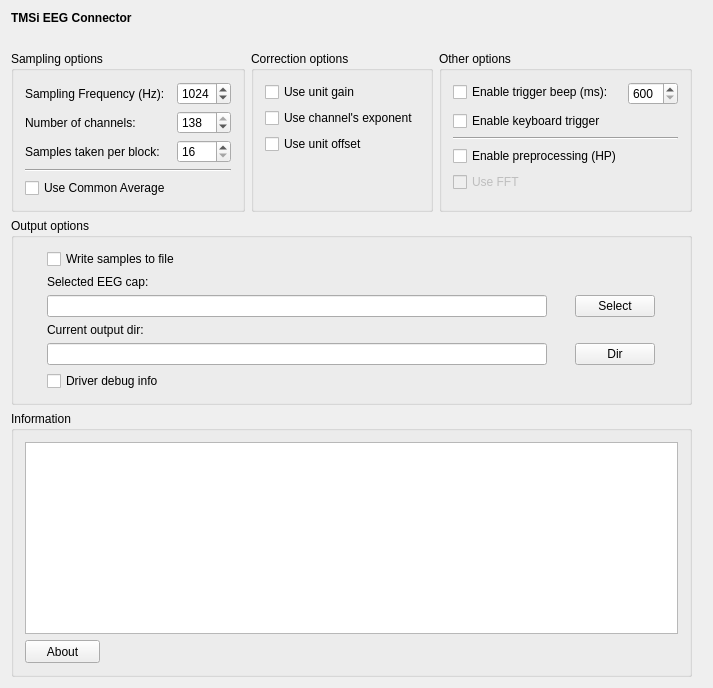
mne-tools/mne-cpp, file applications/mne_x/plugins/tmsi/FormFiles/tmsisetup.ui: the form before one commit.
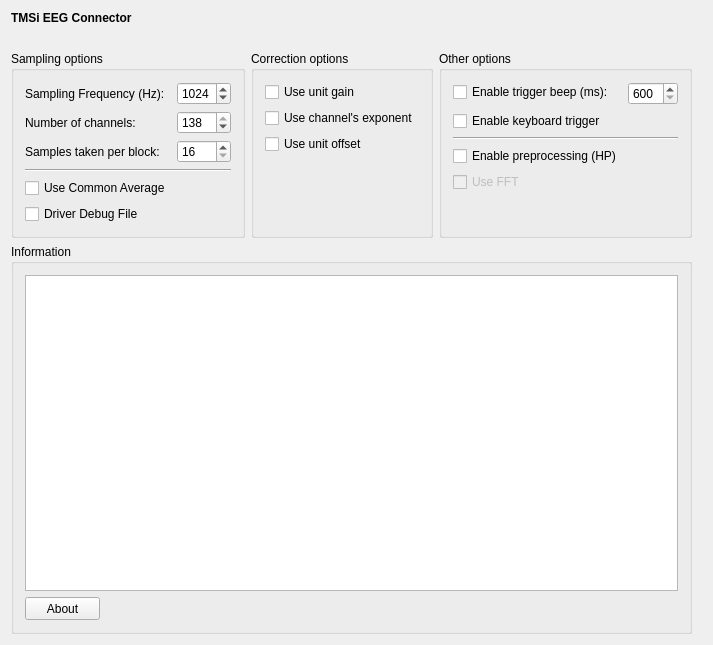
The form after the commit.

Commit message: - started to reimplement the write to file functionality for the TMSI plugin

```diff
--- a/applications/mne_x/plugins/tmsi/FormFiles/tmsisetup.ui
+++ b/applications/mne_x/plugins/tmsi/FormFiles/tmsisetup.ui
@@ -44,10 +44,23 @@
     </spacer>
    </item>
    <item>
-    <layout class="QGridLayout" name="m_qGridLayout_main" rowstretch="0,0,0" columnstretch="0,0,0,0,0">
+    <layout class="QGridLayout" name="m_qGridLayout_main" rowstretch="0,0" columnstretch="0,0,0,0,0">
      <property name="spacing">
       <number>6</number>
      </property>
+     <item row="0" column="4" rowspan="2">
+      <spacer name="horizontalSpacer">
+       <property name="orientation">
+        <enum>Qt::Horizontal</enum>
+       </property>
+       <property name="sizeHint" stdset="0">
+        <size>
+         <width>40</width>
+         <height>20</height>
+        </size>
+       </property>
+      </spacer>
+     </item>
      <item row="0" column="0" colspan="2">
       <widget class="QGroupBox" name="m_qGroupBox_SamplingOptions">
        <property name="sizePolicy">
@@ -164,22 +177,16 @@
           </property>
          </widget>
         </item>
+        <item row="5" column="0">
+         <widget class="QCheckBox" name="m_checkBox_WriteDriverDebugToFile">
+          <property name="text">
+           <string>Driver Debug File</string>
+          </property>
+         </widget>
+        </item>
        </layout>
       </widget>
      </item>
-     <item row="0" column="4" rowspan="3">
-      <spacer name="horizontalSpacer">
-       <property name="orientation">
-        <enum>Qt::Horizontal</enum>
-       </property>
-       <property name="sizeHint" stdset="0">
-        <size>
-         <width>40</width>
-         <height>20</height>
-        </size>
-       </property>
-      </spacer>
-     </item>
      <item row="0" column="3">
       <widget class="QGroupBox" name="m_qGroupBox_OtherOptions">
        <property name="title">
@@ -280,155 +287,6 @@
       </widget>
      </item>
      <item row="1" column="0" colspan="4">
-      <widget class="QGroupBox" name="m_qGroupBox_WriteToFile">
-       <property name="sizePolicy">
-        <sizepolicy hsizetype="Preferred" vsizetype="Preferred">
-         <horstretch>0</horstretch>
-         <verstretch>0</verstretch>
-        </sizepolicy>
-       </property>
-       <property name="minimumSize">
-        <size>
-         <width>0</width>
-         <height>0</height>
-        </size>
-       </property>
-       <property name="maximumSize">
-        <size>
-         <width>16777215</width>
-         <height>16777215</height>
-        </size>
-       </property>
-       <property name="title">
-        <string>Output options</string>
-       </property>
-       <layout class="QGridLayout" name="gridLayout">
-        <item row="0" column="0">
-         <widget class="QCheckBox" name="m_checkBox_WriteToFile">
-          <property name="text">
-           <string>Write samples to file</string>
-          </property>
-         </widget>
-        </item>
-        <item row="1" column="0">
-         <widget class="QLabel" name="m_qLabel_EEGHat">
-          <property name="maximumSize">
-           <size>
-            <width>500</width>
-            <height>16777215</height>
-           </size>
-          </property>
-          <property name="text">
-           <string>Selected EEG cap:</string>
-          </property>
-         </widget>
-        </item>
-        <item row="2" column="0">
-         <widget class="QLineEdit" name="m_lineEdit_CurrentEEGHat">
-          <property name="sizePolicy">
-           <sizepolicy hsizetype="Preferred" vsizetype="Preferred">
-            <horstretch>0</horstretch>
-            <verstretch>0</verstretch>
-           </sizepolicy>
-          </property>
-          <property name="minimumSize">
-           <size>
-            <width>0</width>
-            <height>0</height>
-           </size>
-          </property>
-          <property name="maximumSize">
-           <size>
-            <width>16777215</width>
-            <height>16777215</height>
-           </size>
-          </property>
-         </widget>
-        </item>
-        <item row="2" column="1">
-         <widget class="QPushButton" name="m_pushButton_ChangeEEGHatDir">
-          <property name="sizePolicy">
-           <sizepolicy hsizetype="Fixed" vsizetype="Fixed">
-            <horstretch>0</horstretch>
-            <verstretch>0</verstretch>
-           </sizepolicy>
-          </property>
-          <property name="maximumSize">
-           <size>
-            <width>16777215</width>
-            <height>16777215</height>
-           </size>
-          </property>
-          <property name="text">
-           <string>Select</string>
-          </property>
-         </widget>
-        </item>
-        <item row="3" column="0">
-         <widget class="QLabel" name="m_qLabel_WriteSamples">
-          <property name="text">
-           <string>Current output dir:</string>
-          </property>
-         </widget>
-        </item>
-        <item row="4" column="0">
-         <widget class="QLineEdit" name="m_lineEdit_outputDir">
-          <property name="enabled">
-           <bool>true</bool>
-          </property>
-          <property name="sizePolicy">
-           <sizepolicy hsizetype="Preferred" vsizetype="Preferred">
-            <horstretch>0</horstretch>
-            <verstretch>0</verstretch>
-           </sizepolicy>
-          </property>
-          <property name="minimumSize">
-           <size>
-            <width>0</width>
-            <height>0</height>
-           </size>
-          </property>
-          <property name="maximumSize">
-           <size>
-            <width>16777215</width>
-            <height>16777215</height>
-           </size>
-          </property>
-          <property name="text">
-           <string/>
-          </property>
-         </widget>
-        </item>
-        <item row="4" column="1">
-         <widget class="QPushButton" name="m_pushButton_ChangeOutputDir">
-          <property name="sizePolicy">
-           <sizepolicy hsizetype="Fixed" vsizetype="Fixed">
-            <horstretch>0</horstretch>
-            <verstretch>0</verstretch>
-           </sizepolicy>
-          </property>
-          <property name="maximumSize">
-           <size>
-            <width>16777215</width>
-            <height>16777215</height>
-           </size>
-          </property>
-          <property name="text">
-           <string>Dir</string>
-          </property>
-         </widget>
-        </item>
-        <item row="5" column="0">
-         <widget class="QCheckBox" name="m_checkBox_WriteDriverDebugToFile">
-          <property name="text">
-           <string>Driver debug info</string>
-          </property>
-         </widget>
-        </item>
-       </layout>
-      </widget>
-     </item>
-     <item row="2" column="0" colspan="4">
       <widget class="QGroupBox" name="m_qGroupBox_Information">
        <property name="sizePolicy">
         <sizepolicy hsizetype="Preferred" vsizetype="Preferred">
```
The commit also changes 11 other files.
